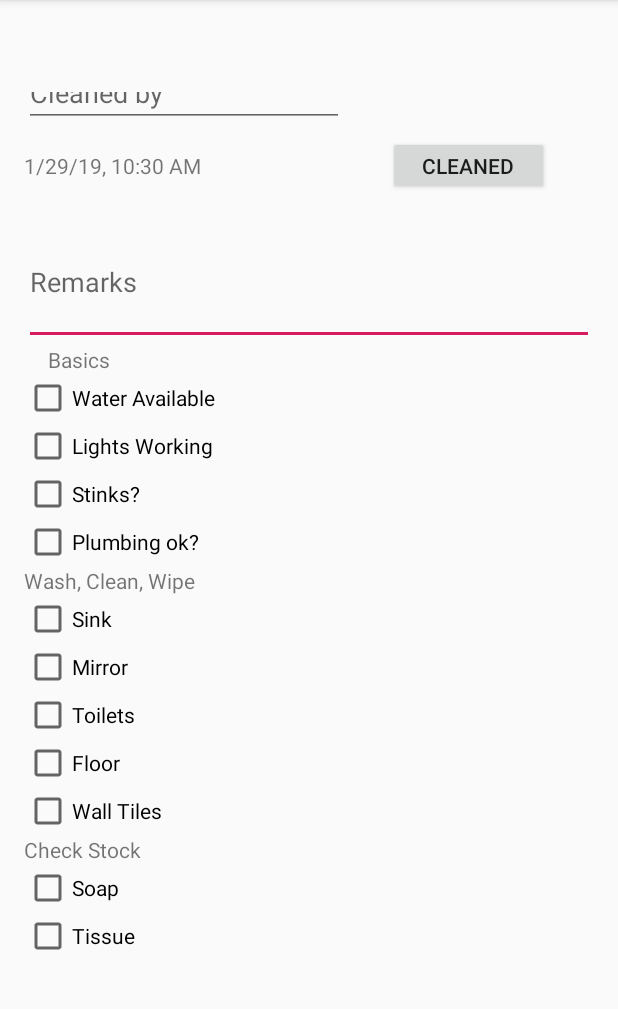
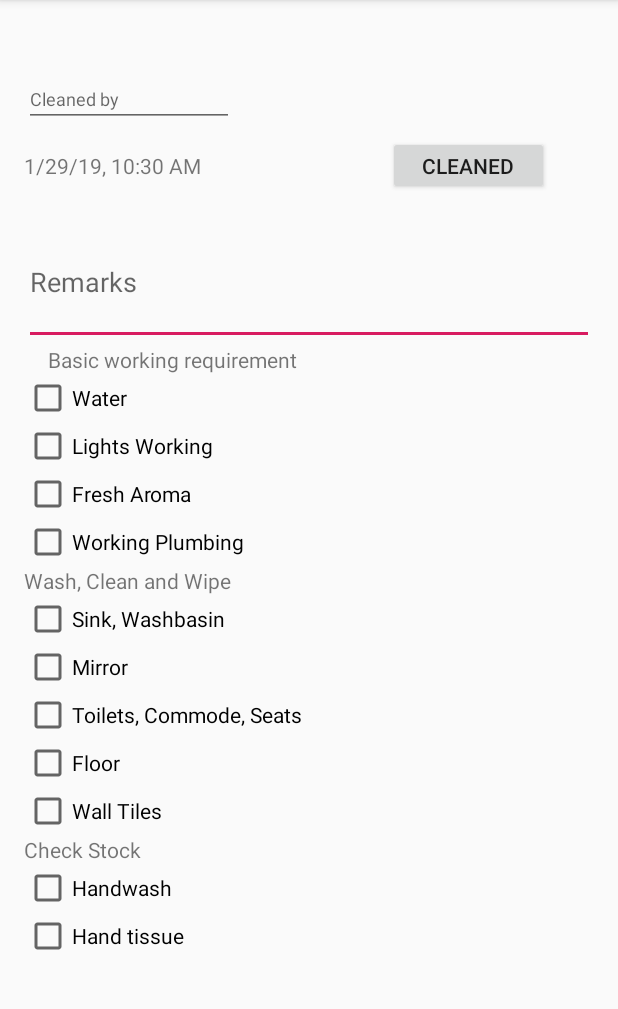
Before and after one commit to TSD2018/Cloo, an Android app: the CleanActivity screen opened directly, with no data from a screen before it, on a phone screen of 412 x 824 dp, the part 84-1093 px from its top. Run offline under Robolectric (Android 15) with nearby library versions, the phone set to English and light mode, and no system bars; our stand-ins replace Firebase (no records; nobody signed in at launch, a user with empty details on screens opened directly).

Commit message:
Rev 0.21 - cleaned up resource files
As a part of the clean code on Rev 0.2, XML layout files have been cleaned and all handcoded labels and hints have been moved to the strings,xml file.

```diff
--- a/Cloo2019/app/src/main/java/com/example/cloo2019/CurrentTimeStamp.kt
+++ b/Cloo2019/app/src/main/java/com/example/cloo2019/CurrentTimeStamp.kt
@@ -11,7 +11,7 @@ class CurrentTimeStamp {
     private val current: String = if (Build.VERSION.SDK_INT >= Build.VERSION_CODES.O) {
         LocalDateTime.now().toString()
     } else {
-        "Not available"
+        "Not available"   // Should be changed to a String Value
     }
 
     fun getString(): String {
--- a/Cloo2019/app/src/main/res/layout/activity_clean.xml
+++ b/Cloo2019/app/src/main/res/layout/activity_clean.xml
@@ -8,7 +8,7 @@
         tools:context=".CleanActivity">
 
     <TextView
-            android:text="activity_clean_toilet_name"
+            android:text="@string/default_toilet_name"
             android:layout_width="match_parent"
             android:layout_height="wrap_content" android:id="@+id/textView_toiletName"
             android:layout_marginTop="16dp"
@@ -16,7 +16,7 @@
             android:layout_marginLeft="16dp" android:layout_marginStart="16dp" app:layout_constraintEnd_toEndOf="parent"
             android:layout_marginEnd="8dp" android:layout_marginRight="8dp"/>
     <TextView
-            android:text="1/11/11 1:11:11"
+            android:text="@string/default_timestamp"
             android:layout_width="196dp"
             android:layout_height="22dp" android:id="@+id/textViewCleanTimeStamp"
             app:layout_constraintStart_toStartOf="parent"
@@ -24,7 +24,7 @@
             app:layout_constraintTop_toBottomOf="@+id/editText_JanitorName"
             android:layout_marginTop="16dp"/>
     <Button
-            android:text="Cleaned"
+            android:text="@string/button_label_cleaned"
             android:layout_width="107dp"
             android:layout_height="39dp" android:id="@+id/button_Cleaned"
             app:layout_constraintBaseline_toBaselineOf="@+id/textViewCleanTimeStamp"
@@ -49,65 +49,67 @@
                     android:inputType="none|textCapSentences|textAutoCorrect|textAutoComplete|textMultiLine"
                     android:ems="10"
                     tools:layout_editor_absoluteY="439dp" tools:layout_editor_absoluteX="30dp"
-                    android:id="@+id/editTextOthers" android:hint="Remarks"/>
+                    android:id="@+id/editTextOthers" android:hint="@string/hint_remarks" android:singleLine="false"
+                    android:importantForAutofill="no"
+            />
             <TextView
-                    android:text="Basics"
                     android:layout_width="match_parent"
                     android:layout_height="wrap_content" tools:layout_editor_absoluteY="34dp"
                     app:layout_constraintStart_toStartOf="parent" android:layout_marginLeft="16dp"
-                    android:layout_marginStart="16dp" android:id="@+id/textView_checksLabel"/>
+                    android:layout_marginStart="16dp" android:id="@+id/textView_checksLabel"
+                    android:text="@string/string_basics"/>
             <CheckBox
-                    android:text="Water Available"
+                    android:text="@string/check_item_water_available"
                     android:layout_width="match_parent"
                     android:layout_height="wrap_content" android:id="@+id/checkBoxWater"/>
             <CheckBox
-                    android:text="Lights Working"
+                    android:text="@string/check_item_lights_available"
                     android:layout_width="match_parent"
                     android:layout_height="wrap_content" android:id="@+id/checkBoxElectricity"/>
             <CheckBox
-                    android:text="Stinks?"
+                    android:text="@string/check_item_fresh_aroma"
                     android:layout_width="match_parent"
                     android:layout_height="wrap_content" android:id="@+id/checkBoxStinks"/>
             <CheckBox
-                    android:text="Plumbing ok?"
+                    android:text="@string/check_item_plumbing"
                     android:layout_width="match_parent"
                     android:layout_height="wrap_content" android:id="@+id/checkBoxPlumbing"/>
             <TextView
-                    android:text="Wash, Clean, Wipe"
+                    android:text="@string/string_wash_clean_wipe"
                     android:layout_width="match_parent"
                     android:layout_height="wrap_content" android:id="@+id/textViewCleanAndTidy"/>
             <CheckBox
-                    android:text="Sink"
+                    android:text="@string/check_item_clean_sink"
                     android:layout_width="match_parent"
                     android:layout_height="wrap_content" android:id="@+id/checkBoxSink"/>
             <CheckBox
-                    android:text="Mirror"
+                    android:text="@string/check_item_clean_mirror"
                     android:layout_width="match_parent"
                     android:layout_height="wrap_content" android:id="@+id/checkBoxMirror"/>
             <CheckBox
-                    android:text="Toilets"
+                    android:text="@string/check_item_clean_toilets"
                     android:layout_width="match_parent"
                     android:layout_height="wrap_content" android:id="@+id/checkBoxToilets"/>
             <CheckBox
-                    android:text="Floor"
+                    android:text="@string/check_item_clean_floor"
                     android:layout_width="match_parent"
                     android:layout_height="wrap_content" android:id="@+id/checkBoxFloor"/>
             <CheckBox
-                    android:text="Wall Tiles"
+                    android:text="@string/check_item_clean_wall"
                     android:layout_width="match_parent"
                     android:layout_height="wrap_content" tools:layout_editor_absoluteY="333dp"
                     tools:layout_editor_absoluteX="80dp" android:id="@+id/checkBoxWall"/>
             <TextView
-                    android:text="Check Stock"
+                    android:text="@string/string_check_stock"
                     android:layout_width="match_parent"
                     android:layout_height="wrap_content" android:id="@+id/textViewStock"/>
             <CheckBox
-                    android:text="Soap"
+                    android:text="@string/check_item_stock_handwash"
                     android:layout_width="match_parent"
                     android:layout_height="wrap_content" tools:layout_editor_absoluteY="374dp"
                     tools:layout_editor_absoluteX="8dp" android:id="@+id/checkBoxSoap"/>
             <CheckBox
-                    android:text="Tissue"
+                    android:text="@string/check_item_stock_tissue"
                     android:layout_width="match_parent"
                     android:layout_height="wrap_content" android:id="@+id/checkBoxTissue"/>
         </LinearLayout>
@@ -120,5 +122,8 @@
             android:id="@+id/editText_JanitorName"
             android:layout_marginTop="16dp"
             app:layout_constraintTop_toBottomOf="@+id/textView_toiletName" android:layout_marginStart="16dp"
-            app:layout_constraintStart_toStartOf="parent" android:layout_marginLeft="16dp" android:hint="Cleaned by"/>
+            app:layout_constraintStart_toStartOf="parent" android:layout_marginLeft="16dp"
+            android:hint="@string/hint_cleaned_by"
+            android:textSize="12sp"
+            android:importantForAutofill="no"/>
 </android.support.constraint.ConstraintLayout>
--- a/Cloo2019/app/src/main/res/layout/activity_janitor.xml
+++ b/Cloo2019/app/src/main/res/layout/activity_janitor.xml
@@ -29,6 +29,6 @@
             android:layout_height="wrap_content"
             android:layout_gravity="bottom|end"
             android:layout_margin="@dimen/fab_margin"
-            app:srcCompat="@android:drawable/ic_dialog_email"/>
+            app:srcCompat="@android:drawable/ic_input_add"/>
 
 </android.support.design.widget.CoordinatorLayout>
--- a/Cloo2019/app/src/main/res/layout/activity_main__add_new_loo.xml
+++ b/Cloo2019/app/src/main/res/layout/activity_main__add_new_loo.xml
@@ -30,8 +30,9 @@
             android:id="@+id/button_GetLocation"
             app:layout_constraintEnd_toEndOf="parent"
             android:layout_marginEnd="4dp" android:layout_marginRight="4dp"
-            tools:layout_editor_absoluteY="0dp" app:layout_constraintStart_toEndOf="@+id/textView_AddNewLoo"
-            android:layout_marginLeft="8dp" android:layout_marginStart="8dp"/>
+            app:layout_constraintStart_toEndOf="@+id/textView_AddNewLoo"
+            android:layout_marginLeft="8dp" android:layout_marginStart="8dp"
+            app:layout_constraintBaseline_toBaselineOf="@+id/textView_AddNewLoo"/>
     <Button
             android:text="@string/strings_SubmitButtonLabel"
             android:layout_width="wrap_content"
--- a/Cloo2019/app/src/main/res/layout/activity_main__locate_loo.xml
+++ b/Cloo2019/app/src/main/res/layout/activity_main__locate_loo.xml
@@ -5,7 +5,7 @@
         xmlns:tools="http://schemas.android.com/tools"
         android:layout_width="match_parent"
         android:layout_height="match_parent"
-        tools:context=".MainActivity_LocateLoo">
+        tools:context=".MainActivityLocateLoo">
 
     <android.support.design.widget.AppBarLayout
             android:layout_height="wrap_content"
--- a/Cloo2019/app/src/main/res/layout/content_main_activity__locate_loo.xml
+++ b/Cloo2019/app/src/main/res/layout/content_main_activity__locate_loo.xml
@@ -7,7 +7,7 @@
         android:layout_height="match_parent"
         app:layout_behavior="@string/appbar_scrolling_view_behavior"
         tools:showIn="@layout/activity_main__locate_loo"
-        tools:context=".MainActivity_LocateLoo">
+        tools:context=".MainActivityLocateLoo">
 
     <TextView
             android:text="@string/string_your_current_location"
--- a/Cloo2019/app/src/main/res/layout/loos.xml
+++ b/Cloo2019/app/src/main/res/layout/loos.xml
@@ -6,7 +6,7 @@
 
     <TextView
             android:textAppearance="@style/Base.TextAppearance.AppCompat.Large"
-            android:text="TextView"
+            android:text="@string/default_toilet_name"
             android:layout_width="wrap_content"
             android:layout_height="wrap_content" android:id="@+id/textView_looName"/>
 </LinearLayout>
--- a/Cloo2019/app/src/main/res/values/strings.xml
+++ b/Cloo2019/app/src/main/res/values/strings.xml
@@ -29,7 +29,59 @@
     <string name="settings">Settings</string>
     <string name="button_go">Directions</string>
     <string name="title_activity_janitor">JanitorActivity</string>
-    <string name="string_app_version">cloo Ver 0.20</string>
+    <string name="string_app_version">cloo Ver 0.21</string>
 
     <string-array name="Gender"/>
+    <string name="hint_cleaned_by">Cleaned by</string>
+    <string name="default_timestamp">1/11/11 1:11:11</string>
+    <string name="button_label_cleaned">Cleaned</string>
+    <string name="hint_remarks">Remarks</string>
+    <string name="default_toilet_name">Default Toilet Name</string>
+    <string name="string_basics">Basic working requirement</string>
+    <string name="check_item_water_available">Water</string>
+    <string name="check_item_lights_available">Lights Working</string>
+    <string name="check_item_fresh_aroma">Fresh Aroma</string>
+    <string name="check_item_plumbing">Working Plumbing</string>
+    <string name="check_item_clean_sink">Sink, Washbasin</string>
+    <string name="check_item_clean_mirror">Mirror</string>
+    <string name="check_item_clean_toilets">Toilets, Commode, Seats</string>
+    <string name="check_item_clean_floor">Floor</string>
+    <string name="check_item_clean_wall">Wall Tiles</string>
+    <string name="check_item_stock_handwash">Handwash</string>
+    <string name="check_item_stock_tissue">Hand tissue</string>
+    <string name="string_wash_clean_wipe">Wash, Clean and Wipe</string>
+    <string name="string_check_stock">Check Stock</string>
+    <string name="hint_toilet_name">Toilet Name</string>
+    <string name="button_label_save">Save</string>
+    <string name="spinner_label_toilet_access">Toilet Access</string>
+    <string name="spinner_label_gender">Gender</string>
+    <string name="string_toilet_types">Types</string>
+    <string name="check_label_western">Western</string>
+    <string name="check_types_indian">Indian</string>
+    <string name="check_types_urinal">Urinal</string>
+    <string name="string_features">Features</string>
+    <string name="check_label_water">Water</string>
+    <string name="check_label_handwash">Handwash, soap</string>
+    <string name="check_label_electricity">Electricity</string>
+    <string name="check_label_door">Door with Latches</string>
+    <string name="check_label_hand_dryer">Hand Dryer</string>
+    <string name="check_label_bucket">Bucket and Mug</string>
+    <string name="check_label_tissue">Tissue</string>
+    <string name="check_label_bidet">Bidet, Fosset</string>
+    <string name="check_label_face_tissue">Face Tissue</string>
+    <string name="check_label_freshair_fan">Fresh Air Fan</string>
+    <string name="check_label_air_freshner">Air Freshner</string>
+    <string name="check_label_maintained_by">Maintained by:</string>
+    <string name="hint_maintained_by">Maintained By</string>
+    <string name="hint_contact_number">Contact Number</string>
+    <string name="string_please_rate">Please rate</string>
+    <string name="button_label_submit_close">Submit</string>
+    <string name="button_label_submit_show_next">Submit, Show Next</string>
+    <string name="string_feature_date">Feature Data</string>
+    <string name="default_maintined_by">Default Maintined By</string>
+    <string name="string_cleaned_on">Cleaned on:</string>
+    <string name="button_label_update_record">Update Record</string>
+    <string name="button_label_clean">Clean</string>
+    <string name="string_sponsor">Default Sponsor</string>
+    <string name="string_timestamp_not_available">Not Available</string>
 </resources>
```
Also changed, not shown: Cloo2019/app/src/main/res/layout/activity_main__rating.xml (+5 -5 lines), Cloo2019/app/src/main/res/layout/activity_maps__directions.xml (+15 -20 lines), Cloo2019/app/src/main/res/layout/content_janitor.xml (+28 -27 lines).
